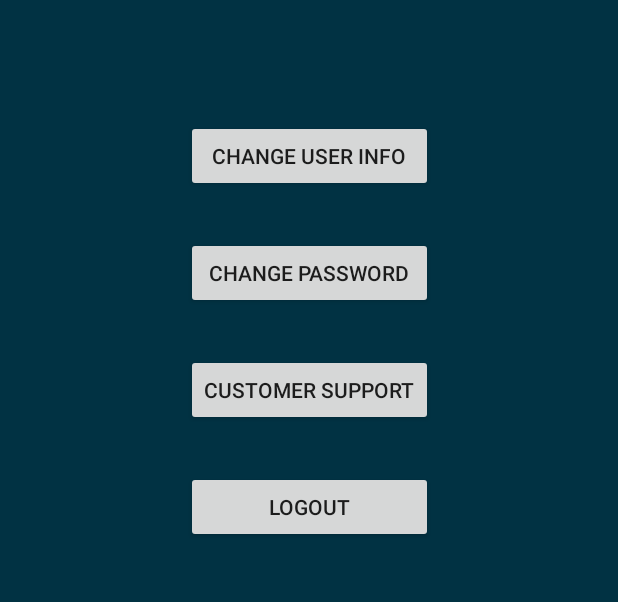
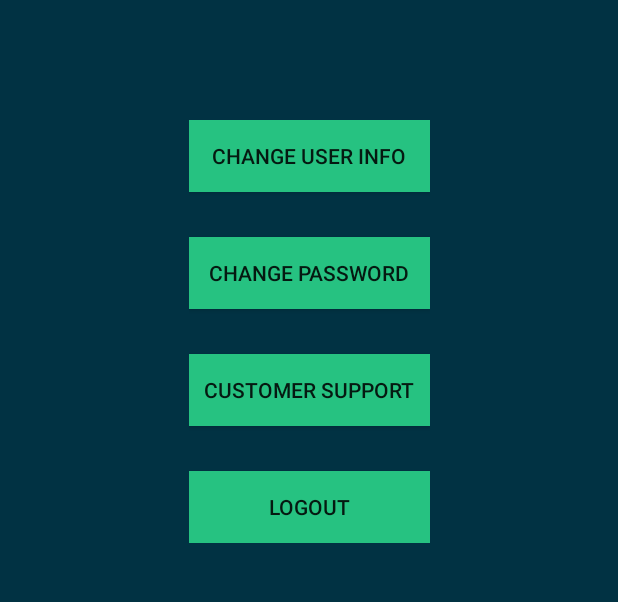
Before and after one commit to Soulrecycler/ParkYardApp, an Android app: the SettingsActivity screen opened directly, with no data from a screen before it, on a phone screen of 412 x 824 dp, the part 81-683 px from its top. Run offline under Robolectric (Android 15) with nearby library versions, the phone set to English and light mode, and no system bars; our stand-ins replace Firebase (no records; nobody signed in at launch, a user with empty details on screens opened directly); Roboto replaces fonts that are not available here.

Commit message:
Minor works on UI

```diff
--- a/app/build.gradle
+++ b/app/build.gradle
@@ -30,7 +30,7 @@ dependencies {
 
     implementation 'com.google.firebase:firebase-core:16.0.1' //firebase
     implementation 'com.google.firebase:firebase-auth:16.0.3' //firebase authentication
-    implementation 'com.google.android.gms:play-services-maps:15.0.0'
+    implementation 'com.google.android.gms:play-services-maps:15.0.0' //google maps
     implementation 'com.google.firebase:firebase-firestore:16.0.0' //firebase firestore
 
     implementation 'com.android.support:design:28.0.0'
--- a/app/src/main/AndroidManifest.xml
+++ b/app/src/main/AndroidManifest.xml
@@ -1,6 +1,7 @@
 <?xml version="1.0" encoding="utf-8"?>
 <manifest xmlns:android="http://schemas.android.com/apk/res/android"
     package="com.application.parkyardapp">
+
 
     <application
         android:allowBackup="true"
--- a/app/src/main/res/layout/activity_profile.xml
+++ b/app/src/main/res/layout/activity_profile.xml
@@ -126,6 +126,8 @@
         app:layout_constraintStart_toStartOf="parent"
         app:layout_constraintEnd_toEndOf="parent"
         android:layout_marginBottom="30dp"
+        android:background="@drawable/btn"
+        android:textColor="#ffffff"
         />
 
 
--- a/app/src/main/res/layout/activity_settings.xml
+++ b/app/src/main/res/layout/activity_settings.xml
@@ -50,6 +50,8 @@
             android:layout_width="match_parent"
             android:layout_height="wrap_content"
             android:elevation="4dp"
+            android:background="@color/fab2_color"
+            android:padding="10dp"
             android:text="CHANGE USER INFO" />
 
         <Button
@@ -58,6 +60,8 @@
             android:layout_height="wrap_content"
             android:layout_marginTop="30dp"
             android:elevation="4dp"
+            android:background="@color/fab2_color"
+            android:padding="10dp"
             android:text="CHANGE PASSWORD"
             />
 
@@ -67,6 +71,8 @@
             android:layout_height="wrap_content"
             android:layout_marginTop="30dp"
             android:elevation="4dp"
+            android:background="@color/fab2_color"
+            android:padding="10dp"
             android:text="CUSTOMER SUPPORT"
             />
 
@@ -76,6 +82,8 @@
             android:layout_height="wrap_content"
             android:layout_marginTop="30dp"
             android:elevation="4dp"
+            android:background="@color/fab2_color"
+            android:padding="10dp"
             android:text="LOGOUT"
             />
 
```
Also changed, not shown: app/src/main/res/layout/activity_loan.xml (+19 -0 lines).
